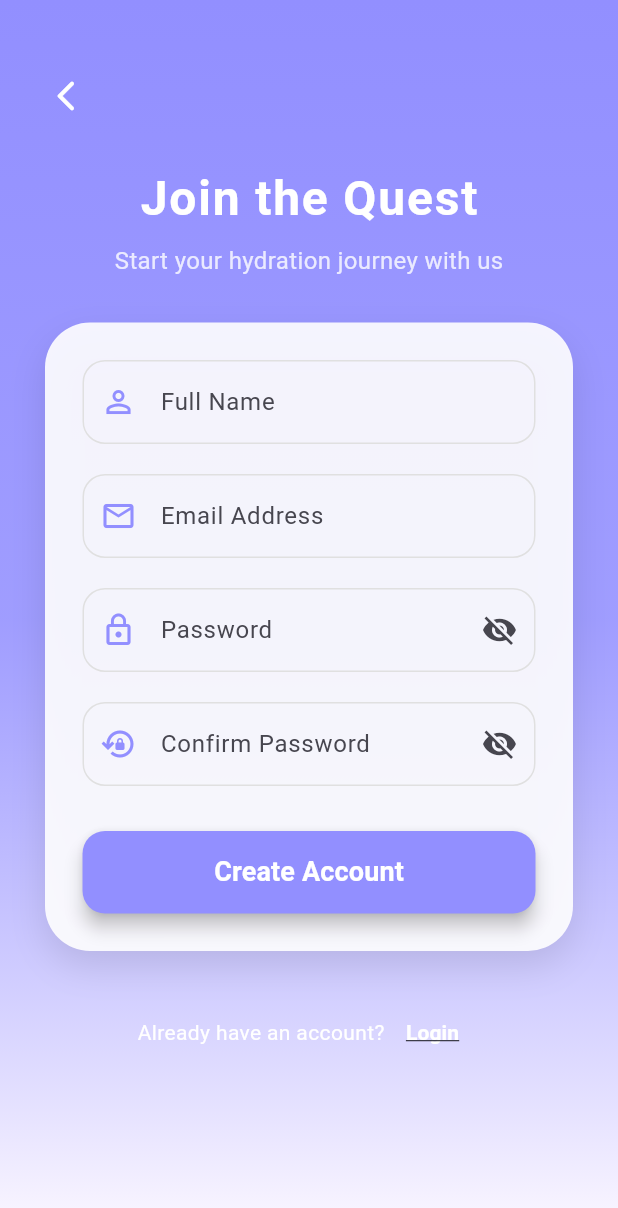
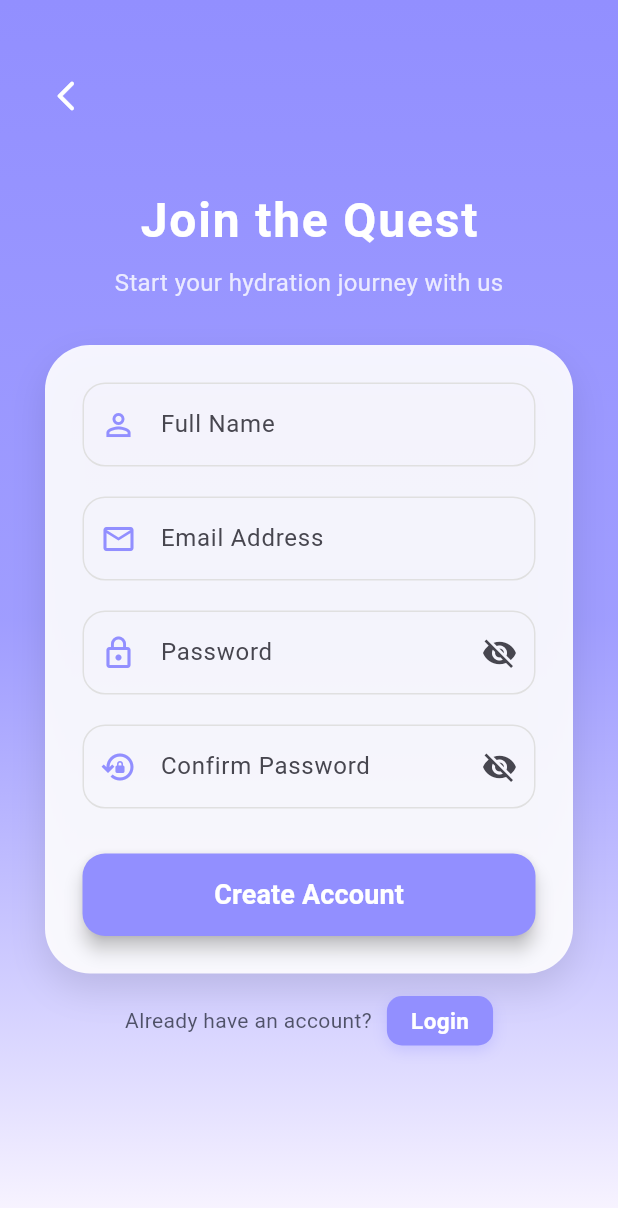
Before and after one commit to michalis-oik/AquaTrackerApp, a Flutter app: the screen it shows after launch, after a tap on "Login", after a tap on "Sign Up", on a phone screen of 412 x 824 dp. Shown: the top 1208 px of the screen. Run offline on Flutter 3.47's test engine with Material 3 defaults, Android fonts, the phone set to English and light mode, and no system bars; our stand-ins replace firebase_auth, firebase_core, fl_chart, google_sign_in, percent_indicator; accounts and stored records are empty; network calls fail.

Commit message:
fixed UI in login and signup pages, added logout functionality

```diff
--- a/lib/pages/login_page.dart
+++ b/lib/pages/login_page.dart
@@ -209,7 +209,7 @@
                     Text(
                       'SipQuest',
                       style: textTheme.headlineLarge?.copyWith(
-                        color: Colors.white,
+                        color: const Color(0xFF2D3142),
                         fontWeight: FontWeight.bold,
                         letterSpacing: 1.5,
                       ),
@@ -217,7 +217,7 @@
                     Text(
                       'Your hydration journey begins here',
                       style: TextStyle(
-                        color: Colors.white.withOpacity(0.8),
+                        color: const Color(0xFF2D3142).withOpacity(0.7),
                         fontSize: 14,
                       ),
                     ),
@@ -266,7 +266,7 @@
                                 ),
                               ),
                             ),
-                            const SizedBox(height: 20),
+                            const SizedBox(height: 8),
                             SizedBox(
                               width: double.infinity,
                               height: 55,
@@ -291,19 +291,18 @@
                         ),
                       ),
                     ),
-
-                    const SizedBox(height: 30),
+                    const SizedBox(height: 15),
                     Row(
                       children: [
-                        Expanded(child: Divider(color: Colors.white.withOpacity(0.5))),
+                        Expanded(child: Divider(color: const Color(0xFF2D3142).withOpacity(0.2))),
                         Padding(
                           padding: const EdgeInsets.symmetric(horizontal: 15),
-                          child: Text('OR', style: TextStyle(color: Colors.white.withOpacity(0.8))),
+                          child: Text('OR', style: TextStyle(color: const Color(0xFF2D3142).withOpacity(0.6))),
                         ),
-                        Expanded(child: Divider(color: Colors.white.withOpacity(0.5))),
+                        Expanded(child: Divider(color: const Color(0xFF2D3142).withOpacity(0.2))),
                       ],
                     ),
-                    const SizedBox(height: 25),
+                    const SizedBox(height: 15),
 
                     // Social Login Buttons
                     Row(
@@ -323,17 +322,43 @@
                       ],
                     ),
 
-                    const SizedBox(height: 40),
+                    const SizedBox(height: 25),
                     Row(
                       mainAxisAlignment: MainAxisAlignment.center,
                       children: [
-                        const Text("Don't have an account?", style: TextStyle(color: Colors.white)),
-                        TextButton(
-                          onPressed: () => Navigator.pushNamed(context, '/signup'),
-                          child: const Text('Sign Up', style: TextStyle(color: Colors.white, fontWeight: FontWeight.bold, decoration: TextDecoration.underline)),
+                        Text(
+                          "Don't have an account?",
+                          style: TextStyle(color: const Color(0xFF2D3142).withOpacity(0.8)),
+                        ),
+                        const SizedBox(width: 10),
+                        GestureDetector(
+                          onTap: () => Navigator.pushNamed(context, '/signup'),
+                          child: Container(
+                            padding: const EdgeInsets.symmetric(horizontal: 16, vertical: 6),
+                            decoration: BoxDecoration(
+                              color: colorScheme.primary,
+                              borderRadius: BorderRadius.circular(10),
+                              boxShadow: [
+                                BoxShadow(
+                                  color: colorScheme.primary.withOpacity(0.3),
+                                  blurRadius: 8,
+                                  offset: const Offset(0, 3),
+                                ),
+                              ],
+                            ),
+                            child: const Text(
+                              'Sign Up',
+                              style: TextStyle(
+                                color: Colors.white,
+                                fontWeight: FontWeight.bold,
+                                fontSize: 15,
+                              ),
+                            ),
+                          ),
                         ),
                       ],
                     ),
+                    const SizedBox(height: 30),
                   ],
                 ),
               ),
--- a/lib/pages/settings_page.dart
+++ b/lib/pages/settings_page.dart
@@ -1,4 +1,5 @@
 import 'package:flutter/material.dart';
+import 'package:firebase_auth/firebase_auth.dart';
 import 'package:water_tracking_app/utils/glassmorphism_card.dart';
 
 class SettingsPage extends StatefulWidget {
@@ -13,6 +14,7 @@
   bool _notificationsEnabled = true;
 
   late double _goalValue;
+  final User? _user = FirebaseAuth.instance.currentUser;
 
   @override
   void initState() {
@@ -100,7 +102,12 @@
                     icon: Icons.logout_rounded,
                     title: 'Logout',
                     titleColor: Colors.redAccent,
-                    onTap: () {},
+                    onTap: () async {
+                      await FirebaseAuth.instance.signOut();
+                      if (context.mounted) {
+                        Navigator.of(context, rootNavigator: true).pushReplacementNamed('/');
+                      }
+                    },
                   ),
 
                   const SizedBox(height: 100), // Space for bottom nav
@@ -142,8 +149,10 @@
             decoration: BoxDecoration(
               shape: BoxShape.circle,
               border: Border.all(color: colorScheme.primary, width: 2),
-              image: const DecorationImage(
-                image: NetworkImage('https://api.dicebear.com/7.x/avataaars/svg?seed=John'),
+              image: DecorationImage(
+                image: _user?.photoURL != null
+                    ? NetworkImage(_user!.photoURL!)
+                    : const NetworkImage('https://api.dicebear.com/7.x/avataaars/svg?seed=User'),
                 fit: BoxFit.cover,
               ),
             ),
@@ -153,16 +162,16 @@
             child: Column(
               crossAxisAlignment: CrossAxisAlignment.start,
               children: [
-                const Text(
-                  'John Doe',
-                  style: TextStyle(
+                Text(
+                  _user?.displayName ?? 'User',
+                  style: const TextStyle(
                     fontSize: 20,
                     fontWeight: FontWeight.bold,
                     color: Color(0xFF2D3142),
                   ),
                 ),
                 Text(
-                  'john.doe@example.com',
+                  _user?.email ?? 'anonymous',
                   style: TextStyle(
                     color: Colors.grey.shade600,
                     fontSize: 14,
--- a/lib/pages/signup_page.dart
+++ b/lib/pages/signup_page.dart
@@ -234,15 +234,39 @@
                         ),
                       ),
                     ),
-
-                    const SizedBox(height: 30),
+                    const SizedBox(height: 15),
                     Row(
                       mainAxisAlignment: MainAxisAlignment.center,
                       children: [
-                        const Text("Already have an account?", style: TextStyle(color: Colors.white)),
-                        TextButton(
-                          onPressed: () => Navigator.pop(context),
-                          child: const Text('Login', style: TextStyle(color: Colors.white, fontWeight: FontWeight.bold, decoration: TextDecoration.underline)),
+                        Text(
+                          "Already have an account?",
+                          style: TextStyle(color: const Color(0xFF2D3142).withOpacity(0.8)),
+                        ),
+                        const SizedBox(width: 10),
+                        GestureDetector(
+                          onTap: () => Navigator.pop(context),
+                          child: Container(
+                            padding: const EdgeInsets.symmetric(horizontal: 16, vertical: 6),
+                            decoration: BoxDecoration(
+                              color: colorScheme.primary,
+                              borderRadius: BorderRadius.circular(10),
+                              boxShadow: [
+                                BoxShadow(
+                                  color: colorScheme.primary.withOpacity(0.3),
+                                  blurRadius: 8,
+                                  offset: const Offset(0, 3),
+                                ),
+                              ],
+                            ),
+                            child: const Text(
+                              'Login',
+                              style: TextStyle(
+                                color: Colors.white,
+                                fontWeight: FontWeight.bold,
+                                fontSize: 15,
+                              ),
+                            ),
+                          ),
                         ),
                       ],
                     ),
```
